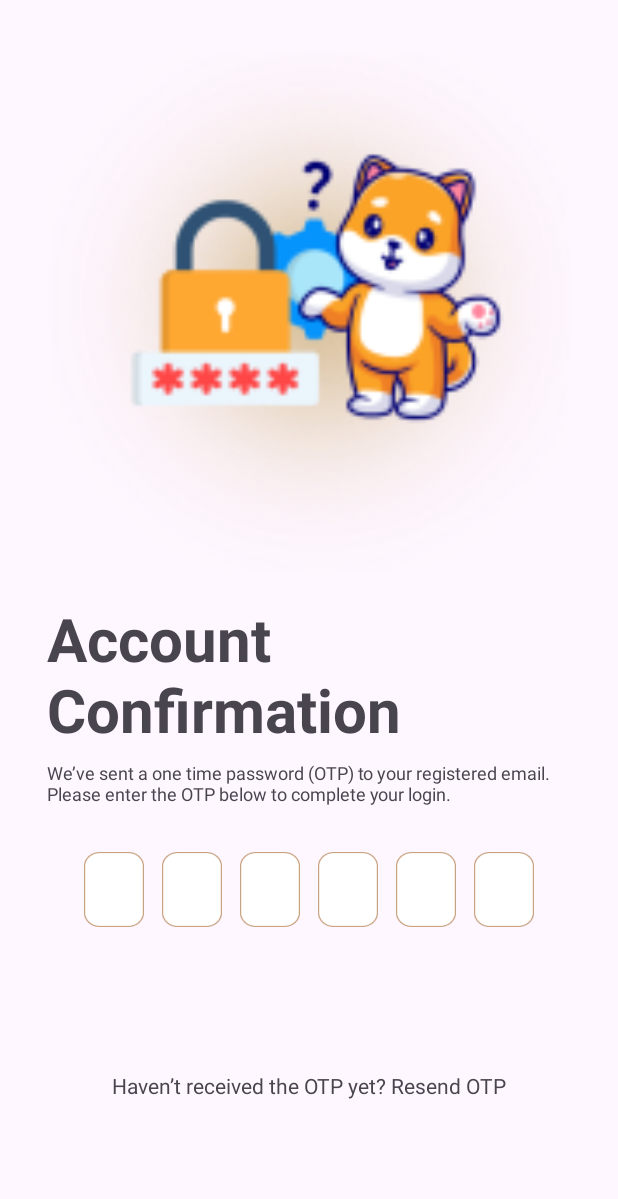
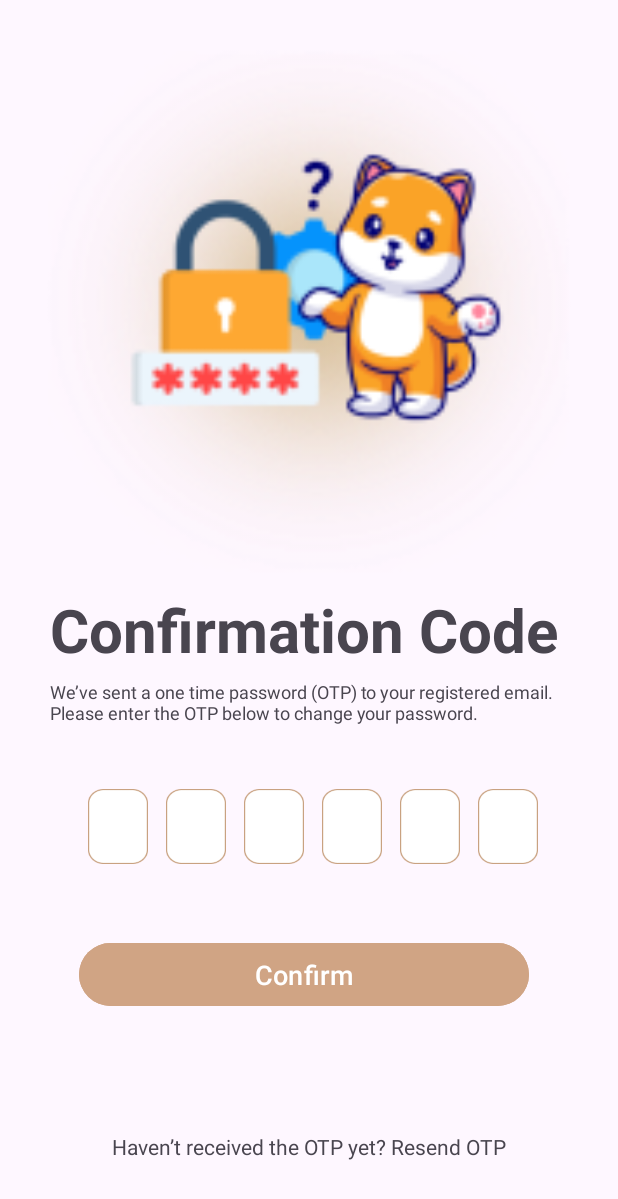
Before and after one commit to XanderUP/Furpect_Paws, an Android app: the layout login_otp_code.xml on its own in the app's theme, with its tools: preview values and no code run, on a phone screen of 412 x 824 dp. Shown: the top 1199 px of the screen. Run offline under Robolectric (Android 15) with nearby library versions, the phone set to English and light mode, and no system bars.

Commit message:
otp screen

```diff
--- a/app/src/main/AndroidManifest.xml
+++ b/app/src/main/AndroidManifest.xml
@@ -22,7 +22,7 @@
         <activity android:name=".login_activities.Login" android:exported="false" />
         <activity android:name=".login_activities.Welcome" android:exported="false"/>
         <activity android:name=".login_activities.Resetpass" android:exported="false"/>
-        <activity android:name=".login_activities.OTP" android:exported="false"/>
+        <activity android:name=".login_activities.OTPcode" android:exported="false"/>
         <activity android:name="com.example.test.services.MainHome"/>
 
         <activity android:name=".MainActivity"
--- a/app/src/main/res/layout/login_otp_code.xml
+++ b/app/src/main/res/layout/login_otp_code.xml
@@ -19,37 +19,49 @@
         app:srcCompat="@mipmap/ic_forgot_foreground" />
 
     <TextView
-        android:id="@+id/OTP_desc"
-        android:layout_width="349dp"
-        android:layout_height="39dp"
-        android:layout_marginTop="8dp"
-        android:text="We’ve sent a one time password (OTP) to your registered email. Please enter the OTP below to complete your login."
-        android:textSize="12sp"
-        app:layout_constraintEnd_toEndOf="parent"
-        app:layout_constraintStart_toStartOf="parent"
-        app:layout_constraintTop_toBottomOf="@+id/AccountConfirmation" />
-
-    <TextView
         android:id="@+id/AccountConfirmation"
         android:layout_width="362dp"
-        android:layout_height="100dp"
-        android:text="Account Confirmation"
+        android:layout_height="60dp"
+        android:text="Confirmation Code"
         android:textSize="40sp"
         android:textStyle="bold"
         app:layout_constraintBottom_toBottomOf="parent"
         app:layout_constraintEnd_toEndOf="parent"
-        app:layout_constraintHorizontal_bias="0.632"
+        app:layout_constraintHorizontal_bias="0.673"
         app:layout_constraintStart_toStartOf="parent"
         app:layout_constraintTop_toTopOf="parent"
-        app:layout_constraintVertical_bias="0.551" />
+        app:layout_constraintVertical_bias="0.514" />
+
+    <TextView
+        android:id="@+id/resend_otp_text"
+        android:layout_width="wrap_content"
+        android:layout_height="wrap_content"
+        android:text="Haven’t received the OTP yet? Resend OTP"
+        app:layout_constraintBottom_toBottomOf="parent"
+        app:layout_constraintEnd_toEndOf="parent"
+        app:layout_constraintStart_toStartOf="parent"
+        app:layout_constraintTop_toTopOf="parent"
+        app:layout_constraintVertical_bias="0.938" />
+
+    <TextView
+        android:id="@+id/OTP_desc"
+        android:layout_width="349dp"
+        android:layout_height="39dp"
+        android:text="We’ve sent a one time password (OTP) to your registered email. Please enter the OTP below to change your password."
+        android:textSize="12sp"
+        app:layout_constraintEnd_toEndOf="parent"
+        app:layout_constraintHorizontal_bias="0.532"
+        app:layout_constraintStart_toStartOf="parent"
+        app:layout_constraintTop_toBottomOf="@+id/AccountConfirmation" />
 
     <LinearLayout
         android:id="@+id/otp_input_layout"
         android:layout_width="wrap_content"
         android:layout_height="wrap_content"
-        android:layout_marginTop="16dp"
+        android:layout_marginTop="28dp"
         android:orientation="horizontal"
         app:layout_constraintEnd_toEndOf="parent"
+        app:layout_constraintHorizontal_bias="0.53"
         app:layout_constraintStart_toStartOf="parent"
         app:layout_constraintTop_toBottomOf="@id/OTP_desc">
 
@@ -115,27 +127,30 @@
 
     </LinearLayout>
 
-    <TextView
-        android:id="@+id/resend_otp_text"
-        android:layout_width="wrap_content"
-        android:layout_height="wrap_content"
-        android:text="Haven’t received the OTP yet? Resend OTP"
+    <Button
+        android:id="@+id/ConfirmButton"
+        android:layout_width="300dp"
+        android:layout_height="50sp"
+        android:backgroundTint="@color/AppBrown"
+        android:text="Confirm"
+        android:textSize="18dp"
         app:layout_constraintBottom_toBottomOf="parent"
         app:layout_constraintEnd_toEndOf="parent"
+        app:layout_constraintHorizontal_bias="0.468"
         app:layout_constraintStart_toStartOf="parent"
         app:layout_constraintTop_toTopOf="parent"
-        app:layout_constraintVertical_bias="0.887" />
+        app:layout_constraintVertical_bias="0.807" />
 
     <TextView
-        android:id="@+id/ResetError"
+        android:id="@+id/otpError"
         android:layout_width="wrap_content"
         android:layout_height="wrap_content"
         android:textColor="@color/red"
         android:textSize="17sp"
         android:textStyle="bold"
         android:visibility="gone"
-        app:layout_constraintEnd_toEndOf="@+id/resend_otp_text"
-        app:layout_constraintStart_toStartOf="@+id/resend_otp_text"
-        app:layout_constraintTop_toBottomOf="@+id/resend_otp_text"
+        app:layout_constraintEnd_toEndOf="@+id/otp_input_layout"
+        app:layout_constraintStart_toStartOf="@+id/otp_input_layout"
+        app:layout_constraintTop_toBottomOf="@+id/otp_input_layout"
         tools:text="Error Message" />
 </androidx.constraintlayout.widget.ConstraintLayout>
```
Also changed, not shown: app/src/main/java/com/example/test/login_activities/Forgot.kt (+1 -1 lines), app/src/main/java/com/example/test/login_activities/OTP.kt (deleted, +0 -23 lines), app/src/main/java/com/example/test/login_activities/OTPcode.kt (+61 -0 lines), app/src/main/java/com/example/test/services/fragments/BookingsViewFragment.kt (added, +39 -0 lines), app/src/main/java/com/example/test/services/fragments/MyBookingsFragment.kt (added, +35 -0 lines), app/src/main/res/layout/fragment_my_bookings.xml (added, +26 -0 lines), app/src/main/res/layout/login_otp.xml (deleted, +0 -72 lines).
